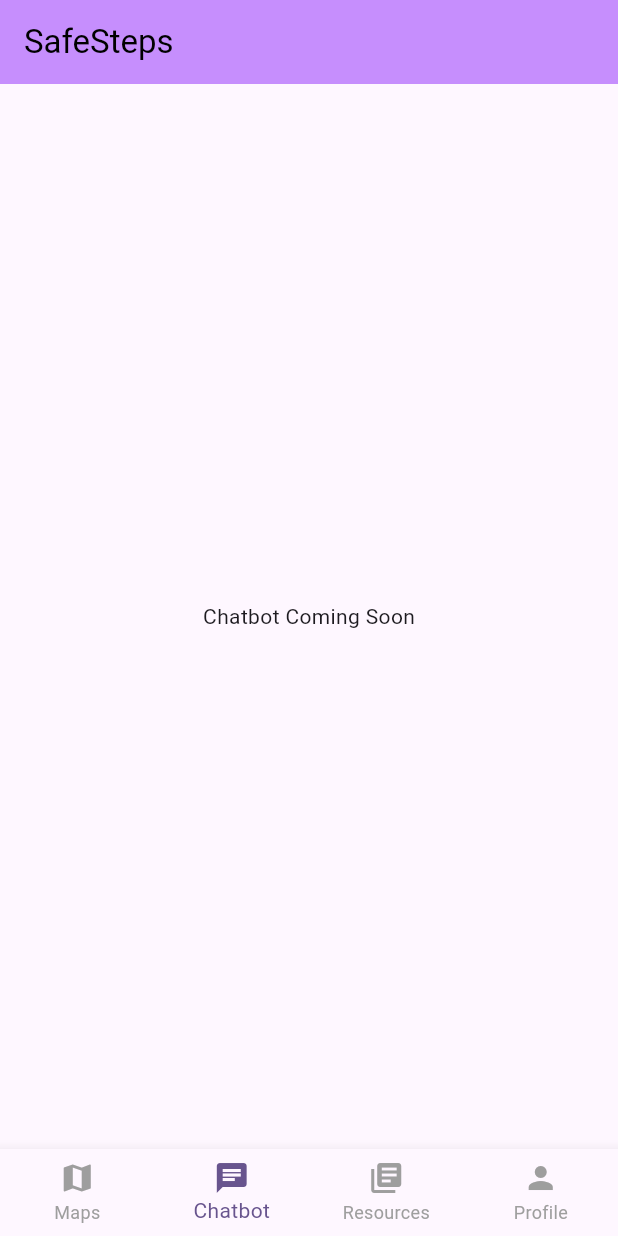
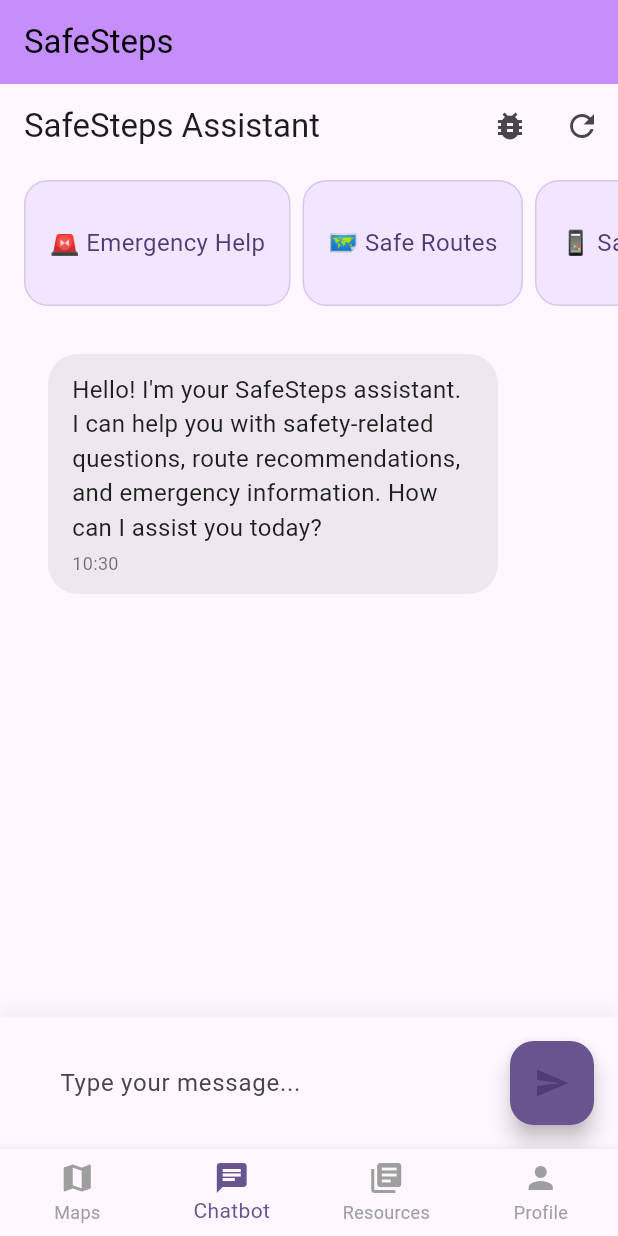
Before and after one commit to vampbrain/SafeSteps, a Flutter app: the screen it shows after launch, item 2 of the bottom bar chosen, on a phone screen of 412 x 824 dp. Run offline on Flutter 3.47's test engine with Material 3 defaults, Android fonts, the phone set to English and light mode, and no system bars; our stand-ins replace google_maps_flutter, location.

Commit message:
added chat bot

```diff
--- /dev/null
+++ b/safe_app/lib/controllers/chat_controller.dart
@@ -0,0 +1,94 @@
+import 'package:flutter/foundation.dart';
+import '../models/chat_message.dart';
+import '../services/gemini_service.dart';
+
+class ChatController extends ChangeNotifier {
+  final GeminiService _geminiService;
+  final List<ChatMessage> messages = [];
+  bool isLoading = false;
+
+  ChatController({required String apiKey})
+    : _geminiService = GeminiService(apiKey: apiKey) {
+    // Add welcome message
+    messages.add(
+      ChatMessage(
+        text:
+            "Hello! I'm your SafeSteps assistant. I can help you with safety-related questions, route recommendations, and emergency information. How can I assist you today?",
+        isUser: false,
+      ),
+    );
+  }
+
+  Future<String?> testApiConnection() async {
+    return _geminiService.generateResponse(
+      'Hello, this is a test message. Please respond with "API is working correctly."',
+    );
+  }
+
+  Future<void> sendMessage(String text) async {
+    if (text.trim().isEmpty) return;
+
+    // Add user message
+    messages.add(ChatMessage(text: text, isUser: true));
+    notifyListeners();
+
+    // Show loading state
+    isLoading = true;
+    notifyListeners();
+
+    try {
+      // Get AI response
+      final response = await _geminiService.generateResponse(text);
+
+      if (response != null) {
+        if (response.startsWith('Error:')) {
+          // Handle error response
+          messages.add(
+            ChatMessage(
+              text:
+                  "I apologize, but I'm having trouble connecting to my services. Please check your internet connection and try again. If the problem persists, please contact support.",
+              isUser: false,
+            ),
+          );
+          print('Gemini API Error: $response'); // For debugging
+        } else {
+          // Handle successful response
+          messages.add(ChatMessage(text: response, isUser: false));
+        }
+      } else {
+        messages.add(
+          ChatMessage(
+            text:
+                "I'm sorry, but I couldn't process your request. Please try rephrasing your question.",
+            isUser: false,
+          ),
+        );
+      }
+    } catch (e) {
+      print('Error in sendMessage: $e');
+      messages.add(
+        ChatMessage(
+          text:
+              "I apologize, but there seems to be a technical issue. Please try again later.",
+          isUser: false,
+        ),
+      );
+    } finally {
+      isLoading = false;
+      notifyListeners();
+    }
+  }
+
+  void clearChat() {
+    messages.clear();
+    // Add welcome message back
+    messages.add(
+      ChatMessage(
+        text:
+            "Hello! I'm your SafeSteps assistant. I can help you with safety-related questions, route recommendations, and emergency information. How can I assist you today?",
+        isUser: false,
+      ),
+    );
+    notifyListeners();
+  }
+}
--- /dev/null
+++ b/safe_app/lib/models/chat_message.dart
@@ -0,0 +1,8 @@
+class ChatMessage {
+  final String text;
+  final bool isUser;
+  final DateTime timestamp;
+
+  ChatMessage({required this.text, required this.isUser, DateTime? timestamp})
+    : timestamp = timestamp ?? DateTime.now();
+}
--- /dev/null
+++ b/safe_app/lib/pages/chatbot_page.dart
@@ -0,0 +1,306 @@
+import 'package:flutter/material.dart';
+import '../controllers/chat_controller.dart';
+import '../models/chat_message.dart';
+
+class ChatbotPage extends StatefulWidget {
+  const ChatbotPage({super.key});
+
+  @override
+  State<ChatbotPage> createState() => _ChatbotPageState();
+}
+
+class _ChatbotPageState extends State<ChatbotPage> {
+  late final ChatController _chatController;
+  final TextEditingController _textController = TextEditingController();
+  final ScrollController _scrollController = ScrollController();
+
+  final List<Map<String, String>> _suggestions = [
+    {
+      'label': '🚨 Emergency Help',
+      'message': 'What should I do in case of an emergency situation?',
+    },
+    {
+      'label': '🗺️ Safe Routes',
+      'message': 'What are some tips for choosing safe walking routes?',
+    },
+    {
+      'label': '📱 Safety Apps',
+      'message': 'What are some recommended personal safety apps?',
+    },
+    {
+      'label': '🏥 Nearby Help',
+      'message': 'How can I find nearby emergency services?',
+    },
+    {
+      'label': '🚶‍♀️ Walking Safety',
+      'message': 'What are some general safety tips for walking alone?',
+    },
+    {
+      'label': '📞 Emergency Numbers',
+      'message': 'What are important emergency contact numbers I should know?',
+    },
+  ];
+
+  @override
+  void initState() {
+    super.initState();
+    // Initialize with your Gemini API key
+    _chatController = ChatController(
+      apiKey: 'AIzaSyAoCbiZtu8nlJjhyVT5jIIq3OIxy2oRxAs',
+    );
+  }
+
+  void _sendMessage([String? text]) {
+    final messageText = text ?? _textController.text;
+    if (messageText.trim().isEmpty) return;
+
+    _chatController.sendMessage(messageText);
+    _textController.clear();
+    _scrollToBottom();
+  }
+
+  void _scrollToBottom() {
+    WidgetsBinding.instance.addPostFrameCallback((_) {
+      if (_scrollController.hasClients) {
+        _scrollController.animateTo(
+          _scrollController.position.maxScrollExtent,
+          duration: const Duration(milliseconds: 300),
+          curve: Curves.easeOut,
+        );
+      }
+    });
+  }
+
+  Widget _buildSuggestions() {
+    return Container(
+      height: 100,
+      padding: const EdgeInsets.symmetric(vertical: 8),
+      child: ListView.builder(
+        scrollDirection: Axis.horizontal,
+        itemCount: _suggestions.length,
+        padding: const EdgeInsets.symmetric(horizontal: 16),
+        itemBuilder: (context, index) {
+          final suggestion = _suggestions[index];
+          return Padding(
+            padding: const EdgeInsets.only(right: 8),
+            child: InkWell(
+              onTap: () => _sendMessage(suggestion['message']),
+              borderRadius: BorderRadius.circular(16),
+              child: Container(
+                padding: const EdgeInsets.symmetric(
+                  horizontal: 16,
+                  vertical: 12,
+                ),
+                decoration: BoxDecoration(
+                  color: Theme.of(
+                    context,
+                  ).colorScheme.primaryContainer.withOpacity(0.7),
+                  borderRadius: BorderRadius.circular(16),
+                  border: Border.all(
+                    color: Theme.of(
+                      context,
+                    ).colorScheme.primary.withOpacity(0.2),
+                  ),
+                ),
+                child: Column(
+                  mainAxisAlignment: MainAxisAlignment.center,
+                  children: [
+                    Text(
+                      suggestion['label']!,
+                      style: TextStyle(
+                        fontSize: 16,
+                        color: Theme.of(context).colorScheme.onPrimaryContainer,
+                      ),
+                    ),
+                  ],
+                ),
+              ),
+            ),
+          );
+        },
+      ),
+    );
+  }
+
+  Widget _buildMessage(ChatMessage message) {
+    return Align(
+      alignment: message.isUser ? Alignment.centerRight : Alignment.centerLeft,
+      child: Container(
+        margin: EdgeInsets.only(
+          left: message.isUser ? 64 : 16,
+          right: message.isUser ? 16 : 64,
+          top: 8,
+          bottom: 8,
+        ),
+        padding: const EdgeInsets.symmetric(horizontal: 16, vertical: 12),
+        decoration: BoxDecoration(
+          color: message.isUser
+              ? Theme.of(context).colorScheme.primary.withOpacity(0.9)
+              : Theme.of(context).colorScheme.secondary.withOpacity(0.1),
+          borderRadius: BorderRadius.circular(20),
+        ),
+        child: Column(
+          crossAxisAlignment: CrossAxisAlignment.start,
+          children: [
+            Text(
+              message.text,
+              style: TextStyle(
+                color: message.isUser ? Colors.white : Colors.black87,
+                fontSize: 16,
+              ),
+            ),
+            const SizedBox(height: 4),
+            Text(
+              '${message.timestamp.hour}:${message.timestamp.minute.toString().padLeft(2, '0')}',
+              style: TextStyle(
+                color: message.isUser
+                    ? Colors.white.withOpacity(0.7)
+                    : Colors.black54,
+                fontSize: 12,
+              ),
+            ),
+          ],
+        ),
+      ),
+    );
+  }
+
+  @override
+  Widget build(BuildContext context) {
+    return Scaffold(
+      appBar: AppBar(
+        title: const Text('SafeSteps Assistant'),
+        actions: [
+          IconButton(
+            icon: const Icon(Icons.bug_report),
+            onPressed: () async {
+              try {
+                final response = await _chatController.testApiConnection();
+                ScaffoldMessenger.of(context).showSnackBar(
+                  SnackBar(
+                    content: Text(
+                      response?.startsWith('Error:') ?? false
+                          ? 'API Error: ${response}'
+                          : 'API Test Successful! ✅',
+                    ),
+                    backgroundColor: response?.startsWith('Error:') ?? false
+                        ? Colors.red
+                        : Colors.green,
+                  ),
+                );
+              } catch (e) {
+                ScaffoldMessenger.of(context).showSnackBar(
+                  SnackBar(
+                    content: Text('API Test Failed: ${e.toString()}'),
+                    backgroundColor: Colors.red,
+                  ),
+                );
+              }
+            },
+            tooltip: 'Test API Connection',
+          ),
+          IconButton(
+            icon: const Icon(Icons.refresh),
+            onPressed: _chatController.clearChat,
+            tooltip: 'Clear Chat',
+          ),
+        ],
+      ),
+      body: Column(
+        children: [
+          _buildSuggestions(),
+          Expanded(
+            child: ListenableBuilder(
+              listenable: _chatController,
+              builder: (context, _) {
+                if (_chatController.messages.isEmpty) {
+                  return const Center(child: Text('Start a conversation!'));
+                }
+                return ListView.builder(
+                  controller: _scrollController,
+                  padding: const EdgeInsets.all(16),
+                  itemCount: _chatController.messages.length,
+                  itemBuilder: (context, index) {
+                    return _buildMessage(_chatController.messages[index]);
+                  },
+                );
+              },
+            ),
+          ),
+          Container(
+            decoration: BoxDecoration(
+              color: Theme.of(context).scaffoldBackgroundColor,
+              boxShadow: [
+                BoxShadow(
+                  color: Colors.black.withOpacity(0.05),
+                  blurRadius: 10,
+                  offset: const Offset(0, -5),
+                ),
+              ],
+            ),
+            padding: const EdgeInsets.all(16),
+            child: SafeArea(
+              child: Row(
+                children: [
+                  Expanded(
+                    child: TextField(
+                      controller: _textController,
+                      decoration: InputDecoration(
+                        hintText: 'Type your message...',
+                        border: OutlineInputBorder(
+                          borderRadius: BorderRadius.circular(25),
+                          borderSide: BorderSide.none,
+                        ),
+                        filled: true,
+                        fillColor: Theme.of(context).colorScheme.surface,
+                        contentPadding: const EdgeInsets.symmetric(
+                          horizontal: 20,
+                          vertical: 10,
+                        ),
+                      ),
+                      textCapitalization: TextCapitalization.sentences,
+                      keyboardType: TextInputType.multiline,
+                      maxLines: null,
+                      onSubmitted: (_) => _sendMessage(),
+                    ),
+                  ),
+                  const SizedBox(width: 8),
+                  ListenableBuilder(
+                    listenable: _chatController,
+                    builder: (context, _) {
+                      return FloatingActionButton(
+                        onPressed: _chatController.isLoading
+                            ? null
+                            : () => _sendMessage(),
+                        backgroundColor: Theme.of(context).colorScheme.primary,
+                        child: _chatController.isLoading
+                            ? const SizedBox(
+                                width: 24,
+                                height: 24,
+                                child: CircularProgressIndicator(
+                                  strokeWidth: 2,
+                                  valueColor: AlwaysStoppedAnimation<Color>(
+                                    Colors.white,
+                                  ),
+                                ),
+                              )
+                            : const Icon(Icons.send),
+                      );
+                    },
+                  ),
+                ],
+              ),
+            ),
+          ),
+        ],
+      ),
+    );
+  }
+
+  @override
+  void dispose() {
+    _textController.dispose();
+    _scrollController.dispose();
+    super.dispose();
+  }
+}
--- a/safe_app/lib/pages/home_page.dart
+++ b/safe_app/lib/pages/home_page.dart
@@ -6,6 +6,7 @@ import '../widgets/route_summary_dialog.dart';
 import '../widgets/json_data_dialog.dart';
 import '../widgets/ml_result_dialog.dart';
 import '../widgets/bottom_nav_bar.dart';
+import 'chatbot_page.dart';
 
 class HomePage extends StatefulWidget {
   const HomePage({super.key});
@@ -54,9 +55,9 @@ class _HomePageState extends State<HomePage> {
   }
 
   void _showSnackBar(String message) {
-    ScaffoldMessenger.of(context).showSnackBar(
-      SnackBar(content: Text(message)),
-    );
+    ScaffoldMessenger.of(
+      context,
+    ).showSnackBar(SnackBar(content: Text(message)));
   }
 
   Widget _buildCurrentPage() {
@@ -64,7 +65,7 @@ class _HomePageState extends State<HomePage> {
       case 0:
         return _buildMapsPage();
       case 1:
-        return const Center(child: Text('Chatbot Coming Soon'));
+        return const ChatbotPage();
       case 2:
         return const Center(child: Text('Resources Coming Soon'));
       case 3:
@@ -84,16 +85,16 @@ class _HomePageState extends State<HomePage> {
               startController: _startController,
               destinationController: _destinationController,
               onSearchRoutes: _searchRoutes,
-              onMLProcess: _routeController.allRoutesData.isNotEmpty ? _processWithML : null,
+              onMLProcess: _routeController.allRoutesData.isNotEmpty
+                  ? _processWithML
+                  : null,
               isProcessingML: _routeController.isProcessingML,
               routeCount: _routeController.allRoutesData.length,
               hasMLSelection: _routeController.mlSelectedRoute != null,
             );
           },
         ),
-        Expanded(
-          child: MapWidget(controller: _routeController),
-        ),
+        Expanded(child: MapWidget(controller: _routeController)),
       ],
     );
   }
@@ -109,7 +110,8 @@ class _HomePageState extends State<HomePage> {
           ListenableBuilder(
             listenable: _routeController,
             builder: (context, child) {
-              if (_routeController.allRoutesData.isEmpty) return const SizedBox();
+              if (_routeController.allRoutesData.isEmpty)
+                return const SizedBox();
 
               return Row(
                 children: [
```
Also changed, not shown: safe_app/lib/services/gemini_service.dart (added, +84 -0 lines).
